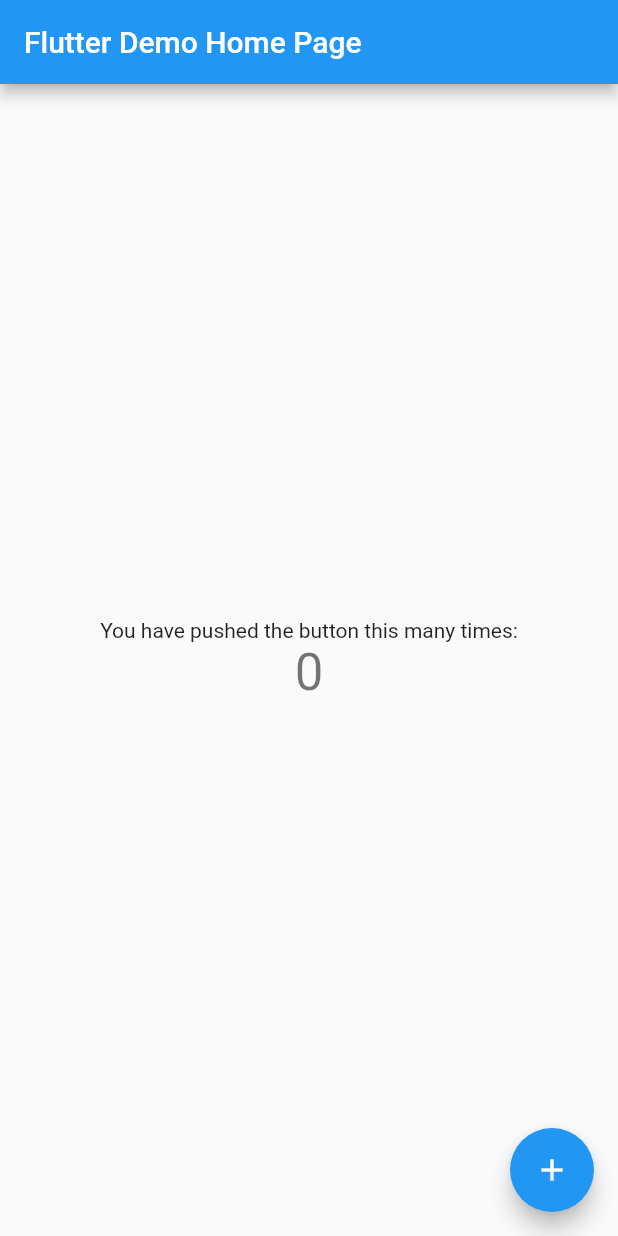
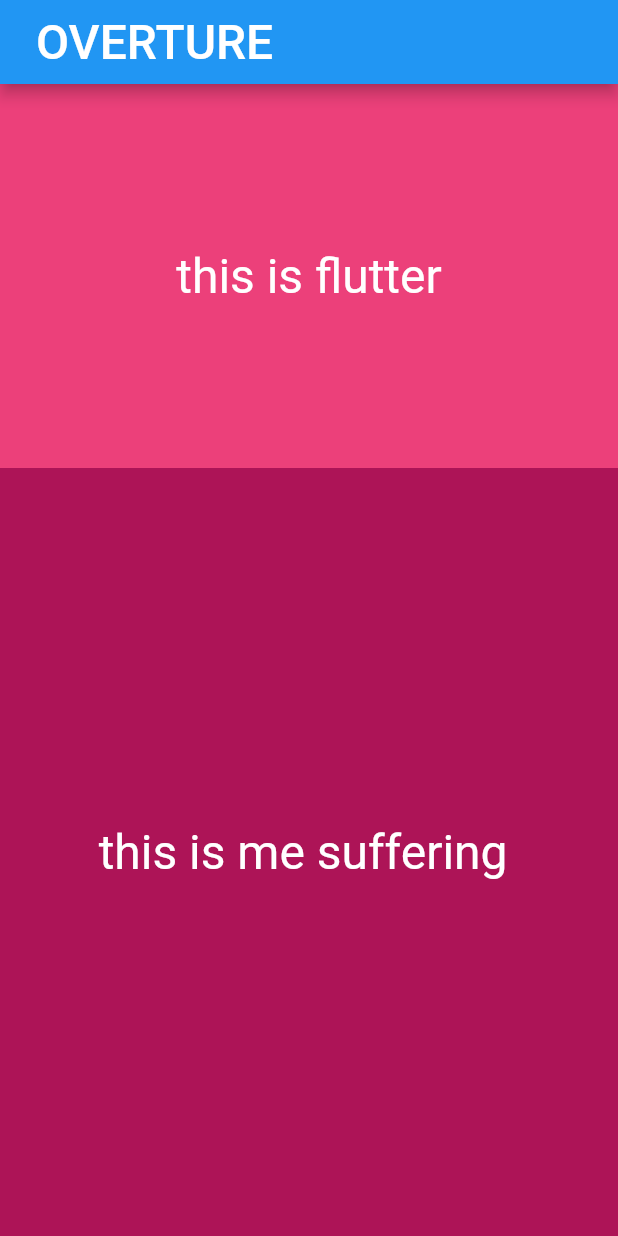
Before and after one commit to dikshantks/overture, a Flutter app: the screen it shows after launch, on a phone screen of 412 x 824 dp. Run offline on Flutter 3.47's test engine with Material 2 defaults, Android fonts, the phone set to English and light mode, and no system bars.

Commit message:
made some changes on 31

```diff
--- a/lib/main.dart
+++ b/lib/main.dart
@@ -1,4 +1,6 @@
+// ignore: prefer_const_constructors
 import 'package:flutter/material.dart';
+import 'package:overture/overture.dart';
 
 void main() {
   runApp(const MyApp());
@@ -7,67 +9,11 @@
 class MyApp extends StatelessWidget {
   const MyApp({Key? key}) : super(key: key);
 
-
   @override
   Widget build(BuildContext context) {
     return MaterialApp(
-      title: 'Flutter Demo',
-      theme: ThemeData(
-
-        primarySwatch: Colors.blue,
-      ),
-      home: const MyHomePage(title: 'Flutter Demo Home Page'),
+      title: 'overture',
+      home: homescreen(),
     );
   }
 }
-
-class MyHomePage extends StatefulWidget {
-  const MyHomePage({Key? key, required this.title}) : super(key: key);
-
-  final String title;
-
-  @override
-  State<MyHomePage> createState() => _MyHomePageState();
-}
-
-class _MyHomePageState extends State<MyHomePage> {
-  int _counter = 0;
-
-  void _incrementCounter() {
-    setState(() {
-
-      _counter++;
-    });
-  }
-
-  @override
-  Widget build(BuildContext context) {
-
-    return Scaffold(
-      appBar: AppBar(
-
-        title: Text(widget.title),
-      ),
-      body: Center(
-        child: Column(
-
-          mainAxisAlignment: MainAxisAlignment.center,
-          children: <Widget>[
-            const Text(
-              'You have pushed the button this many times:',
-            ),
-            Text(
-              '$_counter',
-              style: Theme.of(context).textTheme.headline4,
-            ),
-          ],
-        ),
-      ),
-      floatingActionButton: FloatingActionButton(
-        onPressed: _incrementCounter,
-        tooltip: 'Increment',
-        child: const Icon(Icons.add),
-      ), // This trailing comma makes auto-formatting nicer for build methods.
-    );
-  }
-}
--- /dev/null
+++ b/lib/overture.dart
@@ -0,0 +1,59 @@
+// ignore_for_file: prefer_const_constructors
+
+import 'package:flutter/material.dart';
+
+class homescreen extends StatefulWidget {
+  const homescreen({Key? key}) : super(key: key);
+
+  @override
+  _homescreenState createState() => _homescreenState();
+}
+
+class _homescreenState extends State<homescreen> {
+  @override
+  Widget build(BuildContext context) {
+    return Scaffold(
+      appBar: AppBar(
+        title: Text(
+          " OVERTURE",
+          style: TextStyle(
+            fontSize: 32.0,
+          ),
+        ),
+      ),
+      body: Column(
+        children: <Widget>[
+          Expanded(
+            child: Container(
+              color: Colors.pink[400],
+              child: Center(
+                child: Text(
+                  " this is flutter ",
+                  style: TextStyle(
+                    fontSize: 32.0,
+                    color: Colors.white,
+                  ),
+                ),
+              ),
+            ),
+          ),
+          Expanded(
+            flex: 2,
+            child: Container(
+              color: Colors.pink[800],
+              child: Center(
+                child: Text(
+                  " this is me suffering  ",
+                  style: TextStyle(
+                    fontSize: 32.0,
+                    color: Colors.white,
+                  ),
+                ),
+              ),
+            ),
+          ),
+        ],
+      ),
+    );
+  }
+}
```
